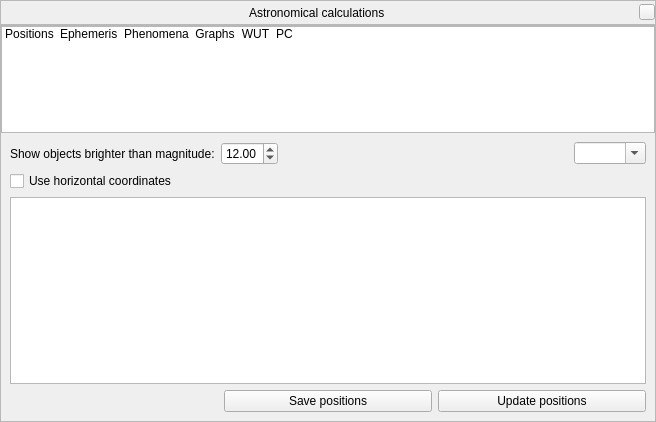
Qt form src/gui/astroCalcDialog.ui (ultrapre/stellarium) before a commit.
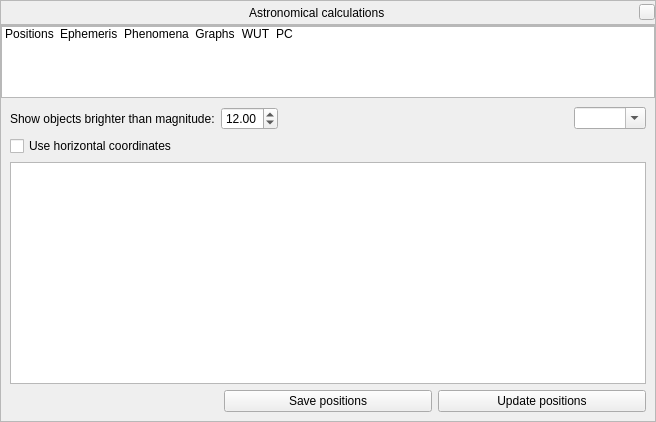
The same form after that commit. Icons and pictures are not drawn. Custom widgets are drawn as their Qt base class.

The edit to the form file:
```diff
--- a/src/gui/astroCalcDialog.ui
+++ b/src/gui/astroCalcDialog.ui
@@ -150,6 +150,18 @@
       </property>
       <item row="0" column="0">
        <widget class="QListWidget" name="stackListWidget">
+        <property name="minimumSize">
+         <size>
+          <width>0</width>
+          <height>72</height>
+         </size>
+        </property>
+        <property name="maximumSize">
+         <size>
+          <width>16777215</width>
+          <height>72</height>
+         </size>
+        </property>
         <property name="focusPolicy">
          <enum>Qt::NoFocus</enum>
         </property>
```
Left out of the diff: 6 changed lines with no effect on the pictures.
